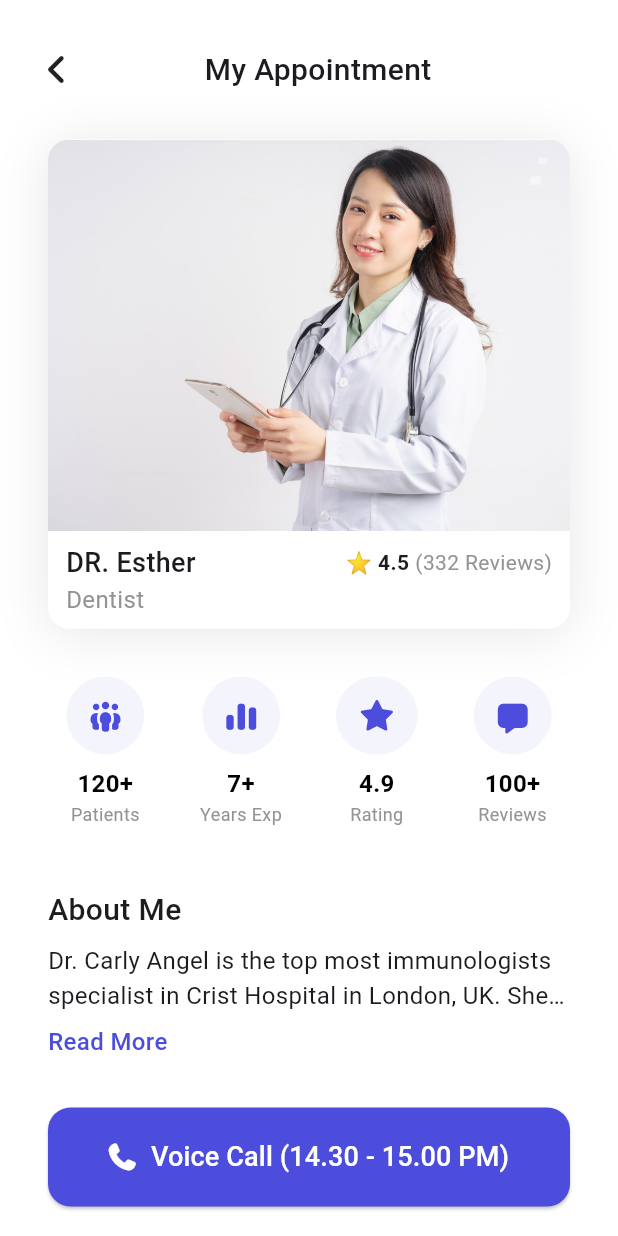
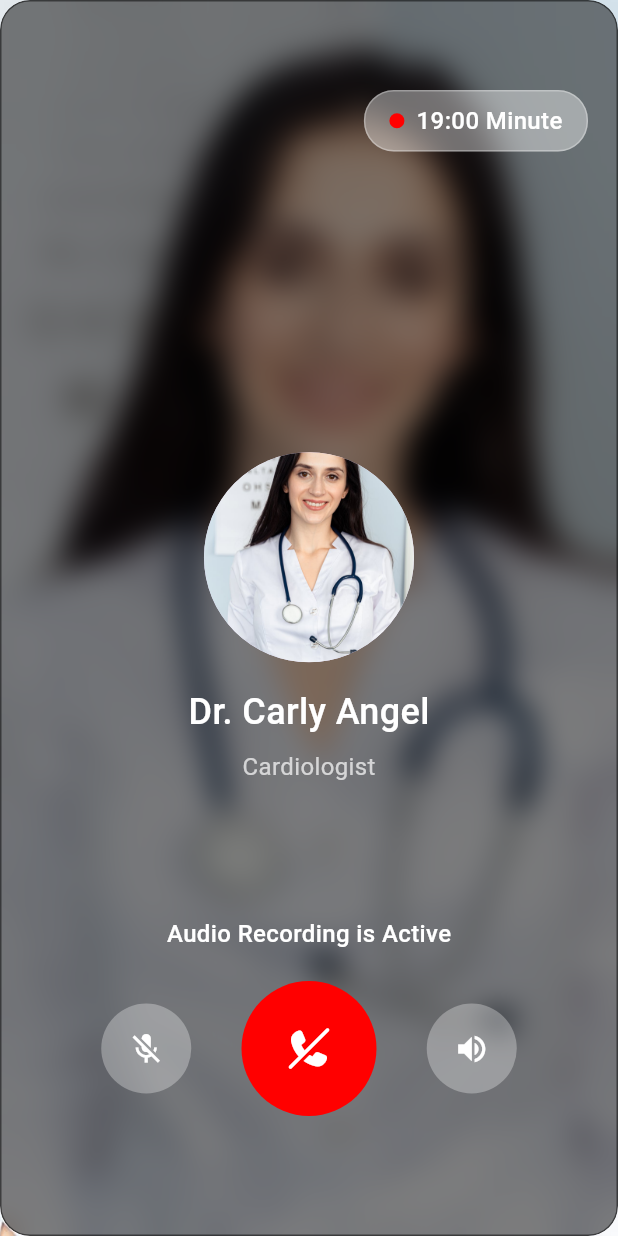
Before and after one commit to agungkurniawanid/healtec-medical-appointment-app-ui, a Flutter app: the AppointmentDetailScreen screen opened directly, after a tap on "Voice Call (14.30 - 15.00 PM)", on a phone screen of 412 x 824 dp. Run offline on Flutter 3.47's test engine with Material 3 defaults, Android fonts, the phone set to English and light mode, and no system bars; our stand-ins replace flutter_riverpod, font_awesome_flutter, google_fonts.

Commit message:
done designed all pages

```diff
--- a/lib/main.dart
+++ b/lib/main.dart
@@ -1,16 +1,26 @@
 import 'package:flutter/material.dart';
+import 'package:flutter/services.dart';
 import 'package:flutter_riverpod/flutter_riverpod.dart';
+import 'package:flutter_riverpod/legacy.dart';
 import 'package:healtec_medical_appointment_app/screens/onboarding_screen.dart';
 
 void main() {
   runApp(const ProviderScope(child: MyApp()));
 }
 
+final systemIconColorProvider = StateProvider<Color>((ref) => Colors.black);
+
 class MyApp extends ConsumerWidget {
   const MyApp({super.key});
 
   @override
   Widget build(BuildContext context, WidgetRef ref) {
+    final iconColor = ref.watch(systemIconColorProvider);
+
+    WidgetsBinding.instance.addPostFrameCallback((_) {
+      updateSystemUI(iconColor);
+    });
+
     return MaterialApp(
       title: 'Healtec - Medical Appointment App',
       debugShowCheckedModeBanner: false,
@@ -18,3 +28,14 @@
     );
   }
 }
+
+void updateSystemUI(Color iconColor) {
+  SystemChrome.setSystemUIOverlayStyle(
+    SystemUiOverlayStyle(
+      statusBarIconBrightness: iconColor == Colors.white
+          ? Brightness.light
+          : Brightness.dark,
+      statusBarColor: Colors.transparent,
+    ),
+  );
+}
--- /dev/null
+++ b/lib/screens/appoinment_voice_call.dart
@@ -0,0 +1,186 @@
+import 'dart:ui';
+
+import 'package:flutter/material.dart';
+import 'package:flutter_riverpod/flutter_riverpod.dart';
+import 'package:font_awesome_flutter/font_awesome_flutter.dart';
+import 'package:google_fonts/google_fonts.dart';
+
+class AppoinmentVoiceCall extends ConsumerStatefulWidget {
+  const AppoinmentVoiceCall({super.key});
+
+  @override
+  ConsumerState<ConsumerStatefulWidget> createState() =>
+      _AppoinmentVoiceCallState();
+}
+
+class _AppoinmentVoiceCallState extends ConsumerState<AppoinmentVoiceCall> {
+  @override
+  Widget build(BuildContext context) {
+    return Scaffold(
+      backgroundColor: Colors.black,
+      body: Stack(
+        children: [
+          Container(
+            width: MediaQuery.of(context).size.width,
+            height: MediaQuery.of(context).size.height,
+            decoration: BoxDecoration(
+              image: DecorationImage(
+                image: AssetImage('assets/doctor5.png'),
+                fit: BoxFit.cover,
+                alignment: Alignment.topCenter,
+              ),
+            ),
+          ),
+
+          Center(
+            child: ClipRRect(
+              borderRadius: BorderRadius.circular(20),
+              child: BackdropFilter(
+                filter: ImageFilter.blur(sigmaX: 10, sigmaY: 10),
+                child: Container(
+                  width: MediaQuery.of(context).size.width,
+                  height: MediaQuery.of(context).size.height,
+                  decoration: BoxDecoration(
+                    color: Colors.black.withOpacity(0.5),
+                    borderRadius: BorderRadius.circular(20),
+                    border: Border.all(
+                      color: Colors.black.withOpacity(0.5),
+                      width: 1,
+                    ),
+                  ),
+                  child: Center(
+                    child: Column(
+                      mainAxisAlignment: MainAxisAlignment.center,
+                      crossAxisAlignment: CrossAxisAlignment.center,
+                      children: [
+                        CircleAvatar(
+                          backgroundImage: AssetImage("assets/doctor5.png"),
+                          radius: 70,
+                        ),
+                        const SizedBox(height: 16),
+                        Text(
+                          "Dr. Carly Angel",
+                          style: GoogleFonts.roboto(
+                            fontSize: 24,
+                            fontWeight: FontWeight.w500,
+                            color: Colors.white,
+                          ),
+                        ),
+                        const SizedBox(height: 8),
+                        Text(
+                          "Cardiologist",
+                          style: GoogleFonts.roboto(
+                            fontSize: 16,
+                            fontWeight: FontWeight.normal,
+                            color: Colors.white70,
+                          ),
+                        ),
+                      ],
+                    ),
+                  ),
+                ),
+              ),
+            ),
+          ),
+
+          Positioned(
+            right: 20,
+            top: 60,
+            child: Container(
+              padding: const EdgeInsets.symmetric(horizontal: 16, vertical: 8),
+              decoration: BoxDecoration(
+                color: Colors.white.withOpacity(0.4),
+                borderRadius: BorderRadius.circular(20),
+                border: Border.all(
+                  color: Colors.white.withOpacity(0.3),
+                  width: 1,
+                ),
+              ),
+              child: Row(
+                children: [
+                  Container(
+                    width: 10,
+                    height: 10,
+                    decoration: BoxDecoration(
+                      color: Color(0xFFFF0000),
+                      borderRadius: BorderRadius.circular(10),
+                    ),
+                  ),
+                  const SizedBox(width: 8),
+                  Text(
+                    "19:00 Minute",
+                    style: GoogleFonts.roboto(
+                      color: Colors.white,
+                      fontSize: 16,
+                      fontWeight: FontWeight.w500,
+                    ),
+                  ),
+                ],
+              ),
+            ),
+          ),
+
+          Positioned(
+            bottom: 80,
+            left: 0,
+            right: 0,
+            child: Column(
+              children: [
+                Text(
+                  "Audio Recording is Active",
+                  style: GoogleFonts.roboto(
+                    color: Colors.white,
+                    fontSize: 16,
+                    fontWeight: FontWeight.w500,
+                  ),
+                ),
+
+                const SizedBox(height: 20),
+                Padding(
+                  padding: const EdgeInsets.symmetric(horizontal: 34.0),
+                  child: Row(
+                    mainAxisAlignment: MainAxisAlignment.spaceEvenly,
+                    children: [
+                      CircleAvatar(
+                        radius: 30,
+                        backgroundColor: Colors.white.withOpacity(0.3),
+                        child: IconButton(
+                          icon: FaIcon(Icons.mic_off, color: Colors.white),
+                          onPressed: () {},
+                        ),
+                      ),
+
+                      CircleAvatar(
+                        radius: 45,
+                        backgroundColor: Color(0xFFFF0000),
+                        child: IconButton(
+                          icon: FaIcon(
+                            FontAwesomeIcons.phoneSlash,
+                            color: Colors.white,
+                            size: 24,
+                          ),
+                          onPressed: () {
+                            Navigator.pop(context);
+                          },
+                        ),
+                      ),
+
+                      CircleAvatar(
+                        radius: 30,
+                        backgroundColor: Colors.white.withOpacity(0.3),
+                        child: IconButton(
+                          icon: Icon(Icons.volume_up, color: Colors.white),
+                          onPressed: () {},
+                        ),
+                      ),
+                    ],
+                  ),
+                ),
+              ],
+            ),
+          ),
+        ],
+      ),
+    );
+  }
+}
--- a/lib/screens/appointment_detail_screen.dart
+++ b/lib/screens/appointment_detail_screen.dart
@@ -2,6 +2,8 @@ import 'package:flutter/material.dart';
 import 'package:flutter_riverpod/flutter_riverpod.dart';
 import 'package:font_awesome_flutter/font_awesome_flutter.dart';
 import 'package:google_fonts/google_fonts.dart';
+import 'package:healtec_medical_appointment_app/main.dart';
+import 'package:healtec_medical_appointment_app/screens/appoinment_voice_call.dart';
 import 'package:healtec_medical_appointment_app/widgets/favourite_doctor_widget.dart';
 
 class AppointmentDetailScreen extends ConsumerWidget {
@@ -9,6 +11,9 @@ class AppointmentDetailScreen extends ConsumerWidget {
 
   @override
   Widget build(BuildContext context, WidgetRef ref) {
+    WidgetsBinding.instance.addPostFrameCallback((_) {
+      ref.read(systemIconColorProvider.notifier).state = Colors.black;
+    });
     final List<Map<String, dynamic>> experienceBadge = [
       {
         "icon": FontAwesomeIcons.peopleGroup,
@@ -53,11 +58,13 @@ class AppointmentDetailScreen extends ConsumerWidget {
                   const Spacer(),
                 ],
               ),
+
               const SizedBox(height: 32.0),
               const FavouriteDoctorWidget(
                 image: "assets/doctor4.png",
                 reviews: "(332 Reviews)",
               ),
+
               const SizedBox(height: 32),
               GridView.builder(
                 shrinkWrap: true,
@@ -85,7 +92,14 @@ class AppointmentDetailScreen extends ConsumerWidget {
               SizedBox(
                 width: double.infinity,
                 child: ElevatedButton(
-                  onPressed: () {},
+                  onPressed: () {
+                    Navigator.push(
+                      context,
+                      MaterialPageRoute(
+                        builder: (_) => const AppoinmentVoiceCall(),
+                      ),
+                    );
+                  },
                   style: ElevatedButton.styleFrom(
                     backgroundColor: Color(0xFF4C4DDC),
                     padding: EdgeInsets.symmetric(horizontal: 16, vertical: 20),
--- a/lib/screens/home_screen.dart
+++ b/lib/screens/home_screen.dart
@@ -1,6 +1,7 @@
 import 'package:flutter/material.dart';
 import 'package:flutter_riverpod/flutter_riverpod.dart';
 import 'package:google_fonts/google_fonts.dart';
+import 'package:healtec_medical_appointment_app/main.dart';
 import 'package:healtec_medical_appointment_app/widgets/favourite_doctor_widget.dart';
 import 'package:healtec_medical_appointment_app/widgets/home_filter_widget.dart';
 import 'package:healtec_medical_appointment_app/widgets/top_doctor_widget.dart';
@@ -10,6 +11,9 @@ class HomeScreen extends ConsumerWidget {
 
   @override
   Widget build(BuildContext context, WidgetRef ref) {
+    WidgetsBinding.instance.addPostFrameCallback((_) {
+      ref.read(systemIconColorProvider.notifier).state = Colors.white;
+    });
     final List<Map<String, String>> doctors = [
       {
         'name': "Dr. Esther",
--- a/lib/screens/onboarding_screen.dart
+++ b/lib/screens/onboarding_screen.dart
@@ -1,14 +1,17 @@
 import 'package:flutter/material.dart';
 import 'package:flutter_riverpod/flutter_riverpod.dart';
 import 'package:google_fonts/google_fonts.dart';
+import 'package:healtec_medical_appointment_app/main.dart';
 import 'package:healtec_medical_appointment_app/navigation_controller.dart';
-import 'package:healtec_medical_appointment_app/screens/home_screen.dart';
 
 class OnboardingAScreen extends ConsumerWidget {
   const OnboardingAScreen({super.key});
 
   @override
   Widget build(BuildContext context, WidgetRef ref) {
+    WidgetsBinding.instance.addPostFrameCallback((_) {
+      ref.read(systemIconColorProvider.notifier).state = Colors.white;
+    });
     return Scaffold(
       body: Container(
         width: MediaQuery.of(context).size.width,
```
